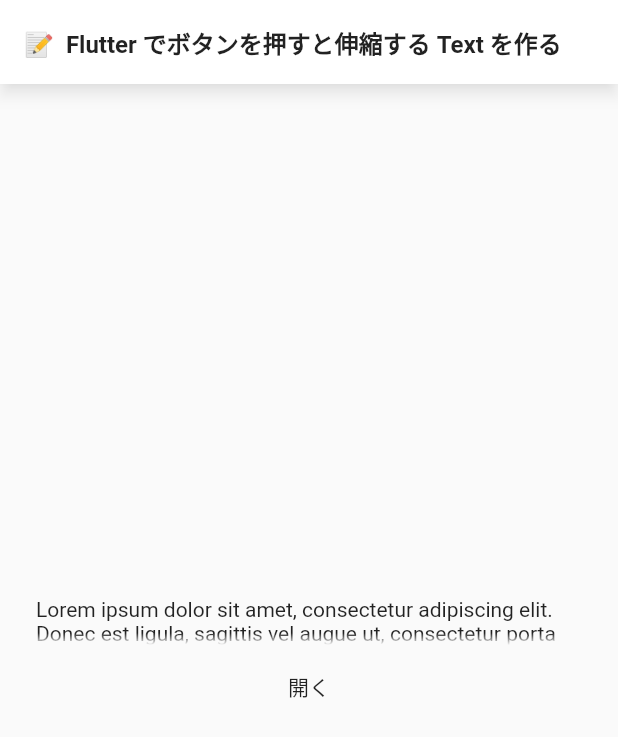
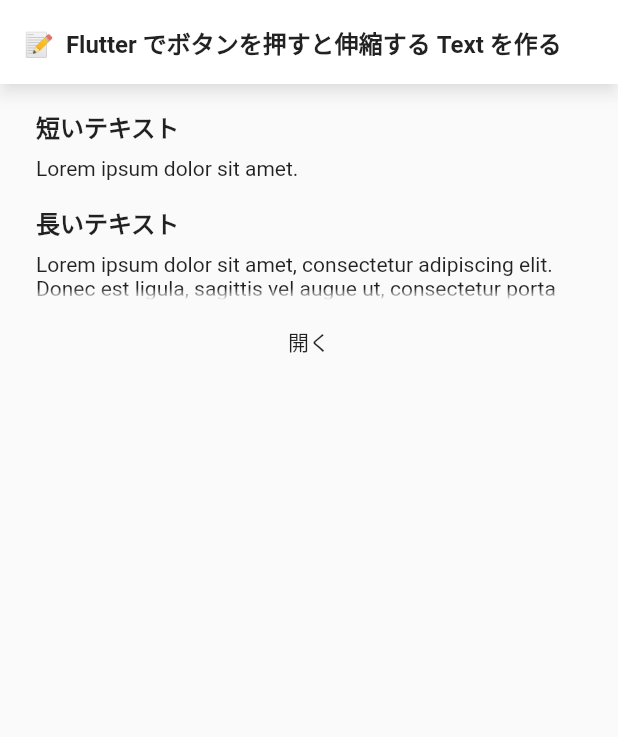
Before and after one commit to hayabusabusa/zenn_expandable_text_sample, a Flutter app: the screen it shows after launch, on a phone screen of 412 x 824 dp. Shown: the top 737 px of the screen. Run offline on Flutter 3.47's test engine with Material 2 defaults, Android fonts, the phone set to English and light mode, and no system bars.

Commit message:
Fix home screen

```diff
--- a/lib/screens/home_screen.dart
+++ b/lib/screens/home_screen.dart
@@ -22,11 +22,40 @@ class HomeScreen extends StatelessWidget {
       ),
       body: Padding(
         padding: const EdgeInsets.symmetric(horizontal: 24.0),
-        child: Center(
-          child: ExpandableText(
-            'Lorem ipsum dolor sit amet, consectetur adipiscing elit. Donec est ligula, sagittis vel augue ut, consectetur porta est. Aliquam in ante facilisis, volutpat diam in, elementum quam. Pellentesque consectetur, ante a scelerisque tempus, purus nibh cursus nisl, id vulputate justo turpis vitae odio.',
-            maxLines: 2,
-          ),
+        child: Column(
+          crossAxisAlignment: CrossAxisAlignment.stretch,
+          children: [
+            const SizedBox(height: 16.0,),
+            // 短いテキストの場合
+            const Text(
+              '短いテキスト',
+              textAlign: TextAlign.left,
+              style: TextStyle(
+                fontSize: 16.0,
+                fontWeight: FontWeight.bold,
+              ),
+            ),
+            const SizedBox(height: 8.0,),
+            ExpandableText(
+              'Lorem ipsum dolor sit amet.',
+              maxLines: 2,
+            ),
+            const SizedBox(height: 16.0,),
+            // 長いテキストの場合
+            const Text(
+              '長いテキスト',
+              textAlign: TextAlign.left,
+              style: TextStyle(
+                fontSize: 16.0,
+                fontWeight: FontWeight.bold,
+              ),
+            ),
+            const SizedBox(height: 8.0,),
+            ExpandableText(
+              'Lorem ipsum dolor sit amet, consectetur adipiscing elit. Donec est ligula, sagittis vel augue ut, consectetur porta est. Aliquam in ante facilisis, volutpat diam in, elementum quam. Pellentesque consectetur, ante a scelerisque tempus, purus nibh cursus nisl, id vulputate justo turpis vitae odio.',
+              maxLines: 2,
+            ),
+          ],
         ),
       ),
     );
```
